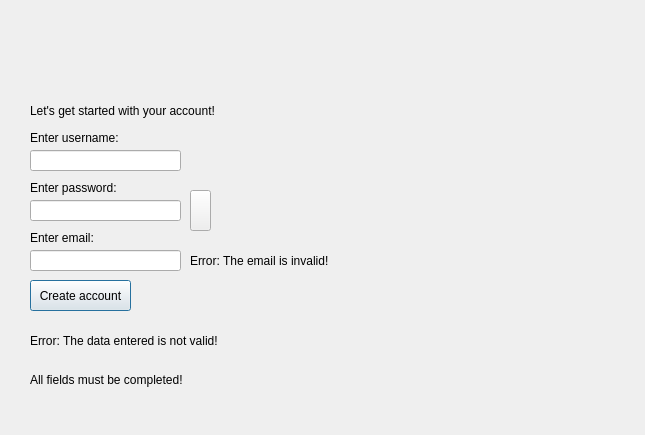
Above: Triviador/Triviador/Register.ui from AndreiAndreea/TriviadorMCpp before the change. Below: the same form after it.
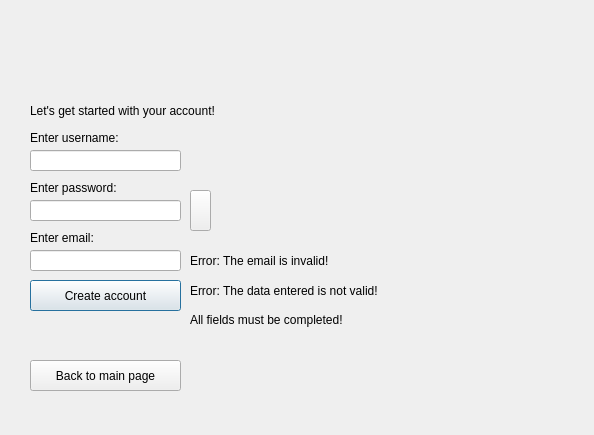
That is the form after the change.

Commit message: Added 'Back to main page' buttons to return from the current page to the main LoginRegister page in Login and Register classes. Added a timer to redirect the user from the Login page to the Triviador page after successfully logging in.

What changed in the file:
```diff
--- a/Triviador/Triviador/Register.ui
+++ b/Triviador/Triviador/Register.ui
@@ -6,7 +6,7 @@
    <rect>
     <x>0</x>
     <y>0</y>
-    <width>645</width>
+    <width>594</width>
     <height>435</height>
    </rect>
   </property>
@@ -100,7 +100,7 @@
     <rect>
      <x>30</x>
      <y>280</y>
-     <width>101</width>
+     <width>151</width>
      <height>31</height>
     </rect>
    </property>
@@ -111,10 +111,10 @@
   <widget class="QLabel" name="submitDataErrorLabel">
    <property name="geometry">
     <rect>
-     <x>30</x>
-     <y>315</y>
+     <x>190</x>
+     <y>280</y>
      <width>221</width>
-     <height>51</height>
+     <height>21</height>
     </rect>
    </property>
    <property name="text">
@@ -127,9 +127,9 @@
   <widget class="QLabel" name="incompleteFieldsErrorLabel">
    <property name="geometry">
     <rect>
-     <x>30</x>
-     <y>370</y>
-     <width>211</width>
+     <x>190</x>
+     <y>310</y>
+     <width>221</width>
      <height>20</height>
     </rect>
    </property>
@@ -142,7 +142,7 @@
     <rect>
      <x>190</x>
      <y>250</y>
-     <width>191</width>
+     <width>221</width>
      <height>21</height>
     </rect>
    </property>
@@ -166,6 +166,19 @@
     <string/>
    </property>
   </widget>
+  <widget class="QPushButton" name="registerBackPushButton">
+   <property name="geometry">
+    <rect>
+     <x>30</x>
+     <y>360</y>
+     <width>151</width>
+     <height>31</height>
+    </rect>
+   </property>
+   <property name="text">
+    <string>Back to main page</string>
+   </property>
+  </widget>
  </widget>
  <resources/>
  <connections/>
```
The commit also changes 6 other files.
